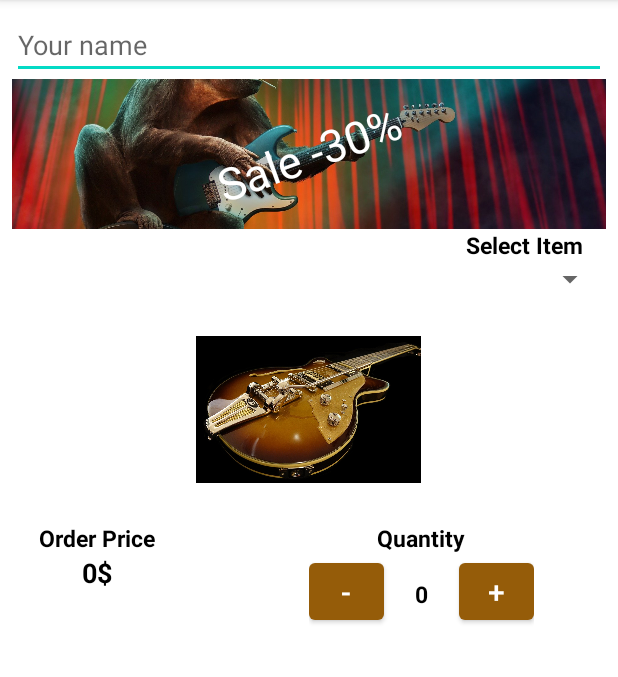
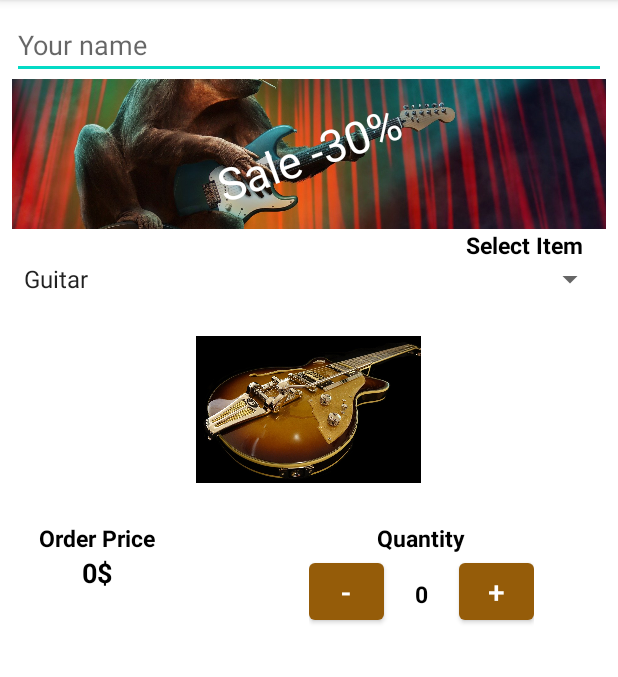
Before and after one commit to Malabuden/MusicShop, an Android app: the screen it shows after launch (MainActivity), on a phone screen of 412 x 824 dp, the part 84-761 px from its top. Run offline under Robolectric (Android 15) with nearby library versions, the phone set to English and light mode, and no system bars.

Commit message:
Доработана логика спинера

```diff
--- a/app/src/main/java/com/example/musicshop/MainActivity.java
+++ b/app/src/main/java/com/example/musicshop/MainActivity.java
@@ -5,16 +5,35 @@ import androidx.appcompat.app.AppCompatActivity;
 import android.graphics.Color;
 import android.os.Bundle;
 import android.view.View;
+import android.widget.ArrayAdapter;
+import android.widget.Spinner;
 import android.widget.TextView;
+
+import java.util.ArrayList;
 
 public class MainActivity extends AppCompatActivity {
 
     public int quantity = 0;
+    Spinner spinner;
+    ArrayList spinnerArrayList;
+    ArrayAdapter spinnerAdapter;
 
     @Override
     protected void onCreate(Bundle savedInstanceState) {
         super.onCreate(savedInstanceState);
         setContentView(R.layout.activity_main);
+
+        spinner = findViewById(R.id.spinner);
+        spinnerArrayList = new ArrayList();
+
+        spinnerArrayList.add("Guitar");
+        spinnerArrayList.add("Drums");
+        spinnerArrayList.add("Keyboard");
+
+        spinnerAdapter = new ArrayAdapter(this, android.R.layout.simple_spinner_item, spinnerArrayList);
+        spinnerAdapter.setDropDownViewResource(android.R.layout.simple_spinner_dropdown_item);
+        spinner.setAdapter(spinnerAdapter);
+
     }
 
     public void addCountItems(View view) {
--- a/app/src/main/res/layout/activity_main.xml
+++ b/app/src/main/res/layout/activity_main.xml
@@ -56,6 +56,7 @@
 
 
         <Spinner
+            android:id="@+id/spinner"
             android:layout_width="match_parent"
             android:layout_height="wrap_content"/>
 
```
